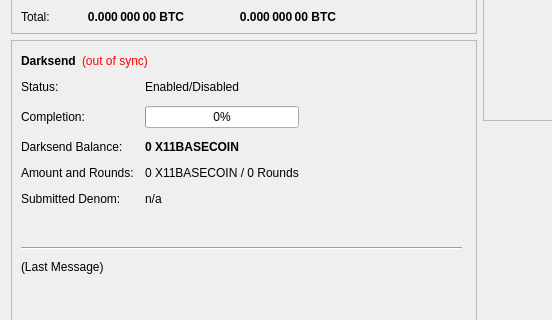
nohhplus0/x11basecoin, file src/qt/forms/overviewpage.ui: the form before one commit; both pictures show x 0 to 552 and y 182 to 502 of the 960 by 585 pixel window.
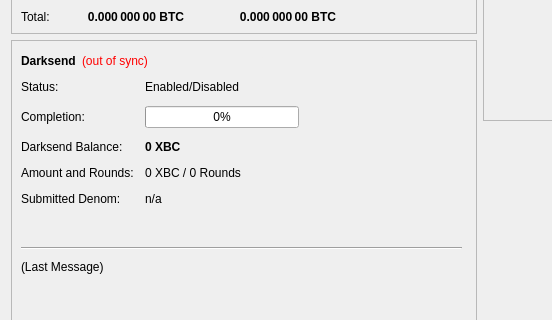
The form after the commit.

The edit to the form file:
```diff
--- a/src/qt/forms/overviewpage.ui
+++ b/src/qt/forms/overviewpage.ui
@@ -474,7 +474,7 @@
               </font>
              </property>
              <property name="text">
-              <string notr="true">0 X11BASECOIN</string>
+              <string notr="true">0 XBC</string>
              </property>
             </widget>
            </item>
@@ -488,7 +488,7 @@
            <item row="3" column="1">
             <widget class="QLabel" name="labelAmountRounds">
              <property name="text">
-              <string>0 X11BASECOIN / 0 Rounds</string>
+              <string>0 XBC / 0 Rounds</string>
              </property>
             </widget>
            </item>
```
